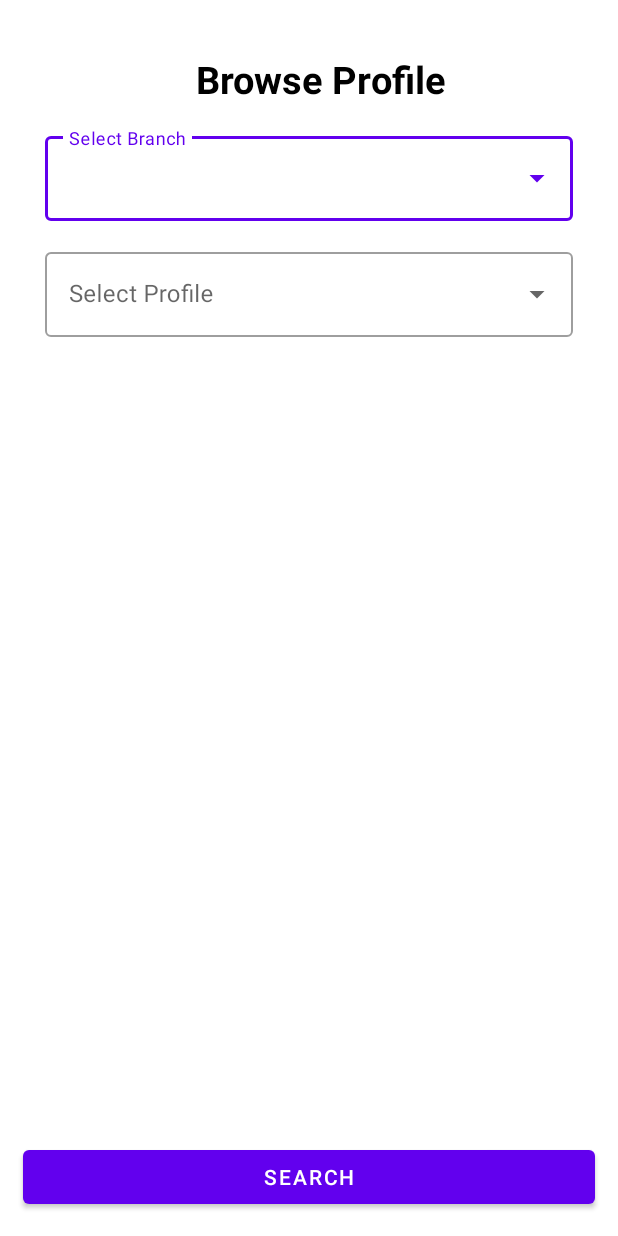
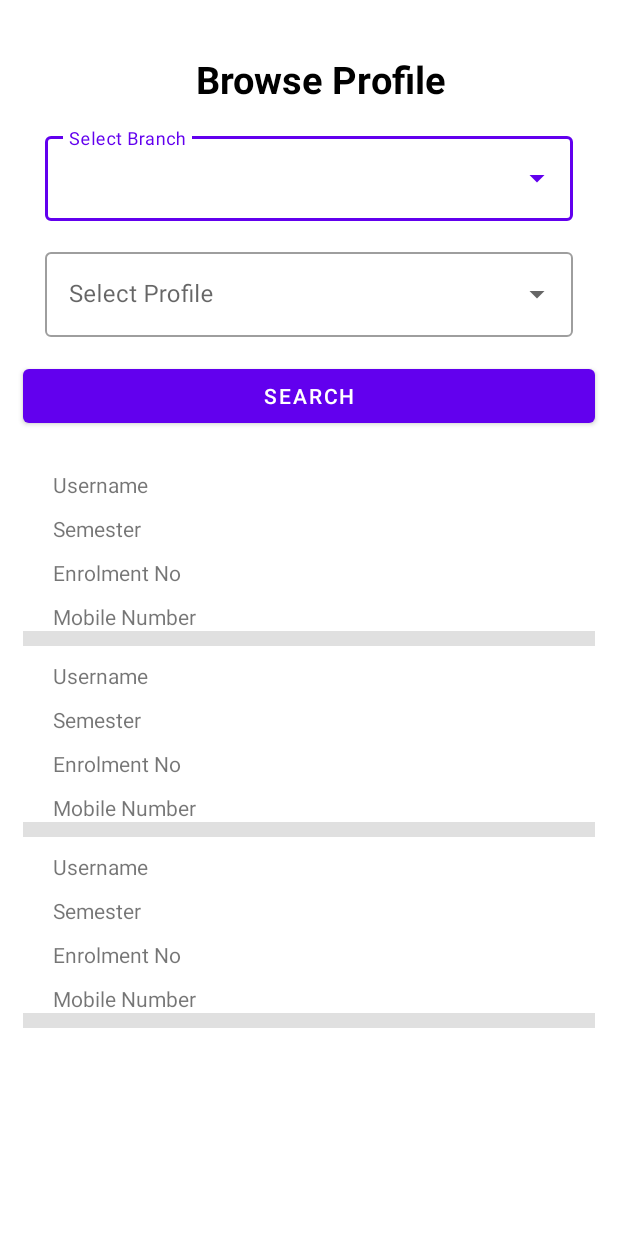
Before and after one commit to GodofLibra/e_scheduler, an Android app: the layout fragment_browse_profile.xml on its own in the app's theme, with its tools: preview values and no code run, on a phone screen of 412 x 824 dp. Run offline under Robolectric (Android 15) with nearby library versions, the light colour scheme and no system bars.

Commit message:
Browse profile

```diff
--- a/app/src/main/java/com/example/e_scheduler/fragments/HomeFragment.kt
+++ b/app/src/main/java/com/example/e_scheduler/fragments/HomeFragment.kt
@@ -57,6 +57,7 @@ class HomeFragment : Fragment(R.layout.fragment_home) {
             navMenu.findItem(R.id.manageAnnouncementFragment).isVisible = user.role == "Admin"
             navMenu.findItem(R.id.manageNoticeFragment).isVisible = user.role == "Admin"
             navMenu.findItem(R.id.addMaterialFragment).isVisible = user.role == "Admin"
+            navMenu.findItem(R.id.browseProfileFragment).isVisible = user.role == "Admin"
         }
 
         CoroutineScope(Dispatchers.Main).launch {
--- a/app/src/main/res/layout/fragment_browse_profile.xml
+++ b/app/src/main/res/layout/fragment_browse_profile.xml
@@ -1,23 +1,25 @@
 <?xml version="1.0" encoding="utf-8"?>
 <androidx.constraintlayout.widget.ConstraintLayout xmlns:android="http://schemas.android.com/apk/res/android"
+    xmlns:app="http://schemas.android.com/apk/res-auto"
+    xmlns:tools="http://schemas.android.com/tools"
     android:layout_width="match_parent"
-    android:layout_height="match_parent"
-    xmlns:app="http://schemas.android.com/apk/res-auto"
-    xmlns:tools="http://schemas.android.com/tools">
+    android:layout_height="match_parent">
+
     <TextView
         android:id="@+id/tv_headingname"
         android:layout_width="match_parent"
         android:layout_height="wrap_content"
+        android:layout_marginLeft="15dp"
+        android:layout_marginTop="35dp"
         android:text="Browse Profile"
+        android:textAlignment="center"
+        android:textColor="@color/black"
         android:textSize="25sp"
-        android:textColor="@color/black"
         android:textStyle="bold"
-        android:layout_marginTop="35dp"
-        app:layout_constraintTop_toTopOf="parent"
         app:layout_constraintBottom_toTopOf="@+id/tl_branch"
-        android:textAlignment="center"
-        android:layout_marginLeft="15dp"
-        app:layout_constraintLeft_toLeftOf="parent"/>
+        app:layout_constraintLeft_toLeftOf="parent"
+        app:layout_constraintTop_toTopOf="parent" />
+
     <com.google.android.material.textfield.TextInputLayout
         android:id="@+id/tl_branch"
         style="@style/Widget.MaterialComponents.TextInputLayout.OutlinedBox.ExposedDropdownMenu"
@@ -64,8 +66,20 @@
         android:id="@+id/btn_search"
         android:layout_width="match_parent"
         android:layout_height="wrap_content"
+        android:layout_margin="15dp"
+        android:text="Search"
+        app:layout_constraintTop_toBottomOf="@id/tl_profile" />
+
+    <ListView
+        android:id="@+id/lv_resource"
+        android:layout_width="match_parent"
+        android:layout_height="0dp"
+        android:layout_marginStart="15dp"
+        android:layout_marginTop="15dp"
+        android:layout_marginEnd="15dp"
+        android:dividerHeight="10dp"
         app:layout_constraintBottom_toBottomOf="parent"
-        android:layout_margin="15dp"
-        android:text="Search"/>
+        app:layout_constraintTop_toBottomOf="@id/btn_search"
+        tools:listitem="@layout/row_layout_users" />
 
 </androidx.constraintlayout.widget.ConstraintLayout>
--- /dev/null
+++ b/app/src/main/res/layout/row_layout_users.xml
@@ -0,0 +1,44 @@
+<?xml version="1.0" encoding="utf-8"?>
+<androidx.constraintlayout.widget.ConstraintLayout xmlns:android="http://schemas.android.com/apk/res/android"
+    xmlns:app="http://schemas.android.com/apk/res-auto"
+    android:layout_width="match_parent"
+    android:layout_height="wrap_content">
+
+    <TextView
+        android:id="@+id/tv_username"
+        android:layout_width="match_parent"
+        android:layout_height="wrap_content"
+        android:layout_marginStart="20dp"
+        android:layout_marginTop="10dp"
+        android:text="Username"
+        app:layout_constraintTop_toTopOf="parent" />
+
+    <TextView
+        android:id="@+id/tv_sem"
+        android:layout_width="match_parent"
+        android:layout_height="wrap_content"
+        android:layout_marginStart="20dp"
+        android:layout_marginTop="10dp"
+        android:text="Semester"
+        app:layout_constraintTop_toBottomOf="@id/tv_username" />
+
+    <TextView
+        android:id="@+id/tv_enrnum"
+        android:layout_width="match_parent"
+        android:layout_height="wrap_content"
+        android:layout_marginStart="20dp"
+        android:layout_marginTop="10dp"
+        android:text="Enrolment No"
+        app:layout_constraintTop_toBottomOf="@id/tv_sem" />
+
+    <TextView
+        android:id="@+id/tv_mobile"
+        android:layout_width="match_parent"
+        android:layout_height="wrap_content"
+        android:layout_marginStart="20dp"
+        android:layout_marginTop="10dp"
+        android:text="Mobile Number"
+        app:layout_constraintTop_toBottomOf="@id/tv_enrnum" />
+
+
+</androidx.constraintlayout.widget.ConstraintLayout>
--- a/app/src/main/res/navigation/mobile_navigation.xml
+++ b/app/src/main/res/navigation/mobile_navigation.xml
@@ -70,4 +70,8 @@
         android:id="@+id/materialFragment"
         android:name="com.example.e_scheduler.fragments.MaterialFragment"
         android:label="MaterialFragment" />
+    <fragment
+        android:id="@+id/browseProfileFragment"
+        android:name="com.example.e_scheduler.fragments.BrowseProfileFragment"
+        android:label="BrowseProfileFragment" />
 </navigation>
--- a/app/src/main/res/values/strings.xml
+++ b/app/src/main/res/values/strings.xml
@@ -29,6 +29,12 @@
         <item>CE-AI</item>
     </string-array>
 
+    <string-array name="roles">
+        <item>Student</item>
+        <item>Admin</item>
+        <item>Professor</item>
+    </string-array>
+
     <string-array name="blood">
         <item>A+</item>
         <item>A-</item>
```
Also changed, not shown: app/src/main/java/com/example/e_scheduler/adapter/UserAdapter.kt (added, +51 -0 lines), app/src/main/java/com/example/e_scheduler/fragments/BrowseProfileFragment.kt (added, +57 -0 lines), app/src/main/res/menu/activity_main_drawer.xml (+6 -1 lines).
